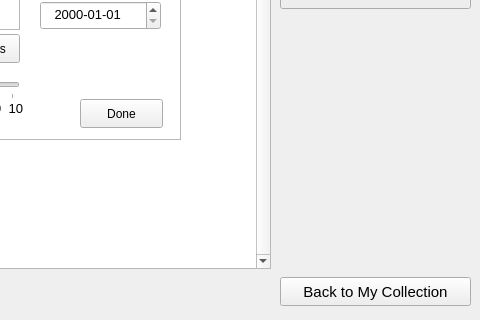
Qt form My Record Collection Source/mainwindow.ui (Drag0nCodes/MyRecordCollection) before a commit; both pictures show x 520 to 1000 and y 490 to 810 of the 1000 by 810 pixel window.
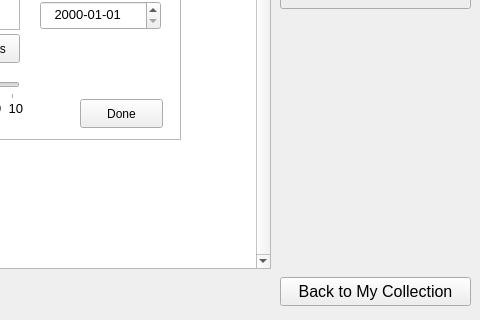
The same form after that commit. The open tabs and pages were chosen to show the change.

```diff
--- a/My Record Collection Source/mainwindow.ui
+++ b/My Record Collection Source/mainwindow.ui
@@ -688,7 +688,7 @@
       <property name="font">
        <font>
         <family>Arial</family>
-        <pointsize>11</pointsize>
+        <pointsize>12</pointsize>
        </font>
       </property>
       <property name="text">
```
Left out of the diff: 12 changed lines with no effect on the pictures.
